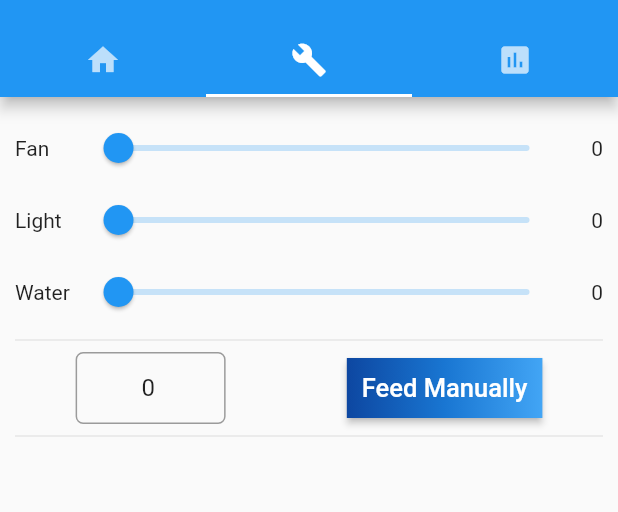
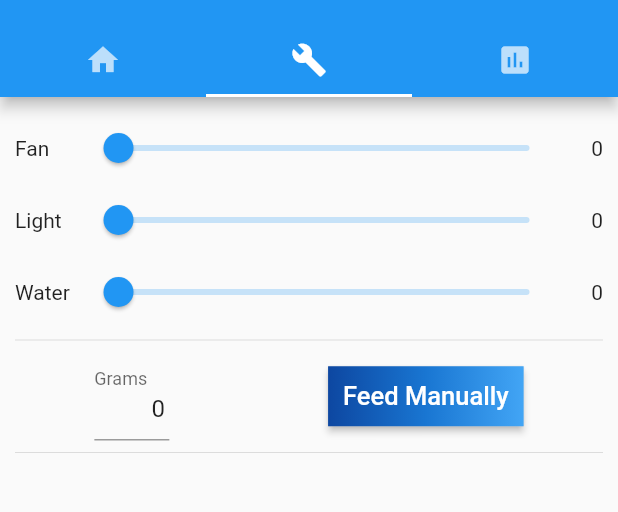
Before and after one commit to piyo-oyap/mcrays-app, a Flutter app: the screen it shows after launch, tab 2 chosen, on a phone screen of 412 x 824 dp, the part 59-571 px from its top. Run offline on Flutter 3.47's test engine with Material 2 defaults, Android fonts, the phone set to English and light mode, and no system bars; our stand-ins replace string_validator; network calls fail.

Commit message:
Design tweak on feed text field

```diff
--- a/lib/ui/control_number_input.dart
+++ b/lib/ui/control_number_input.dart
@@ -19,15 +19,15 @@ class _NumberInput extends State<NumberInput> {
     return Row(
       mainAxisAlignment: MainAxisAlignment.spaceAround,
       children: <Widget>[
+        Container(
+          child: Row(
+            children: <Widget>[
               SizedBox(
-          width: 100,
-          child: TextField(
-            textAlign: TextAlign.center,
+                width: 50,
+                child: TextFormField(
+                  textAlign: TextAlign.right,
                   decoration: InputDecoration(
-              contentPadding: EdgeInsets.all(0.0),
-              border: OutlineInputBorder(
-                borderRadius: BorderRadius.circular(5.0),
-              ),
+                    labelText: "Grams",
                   ),
                   controller: _controller,
                   keyboardType: TextInputType.numberWithOptions(
@@ -35,7 +35,12 @@ class _NumberInput extends State<NumberInput> {
                     signed: false,
                   ),
                   inputFormatters: <TextInputFormatter>[
-              WhitelistingTextInputFormatter.digitsOnly
+                    LengthLimitingTextInputFormatter(3),
+                    WhitelistingTextInputFormatter.digitsOnly,
+                    BlacklistingTextInputFormatter.singleLineFormatter,
+                  ],
+                ),
+              ),
             ],
           ),
         ),
```
Lines whose indentation alone changed are shown as unchanged.
